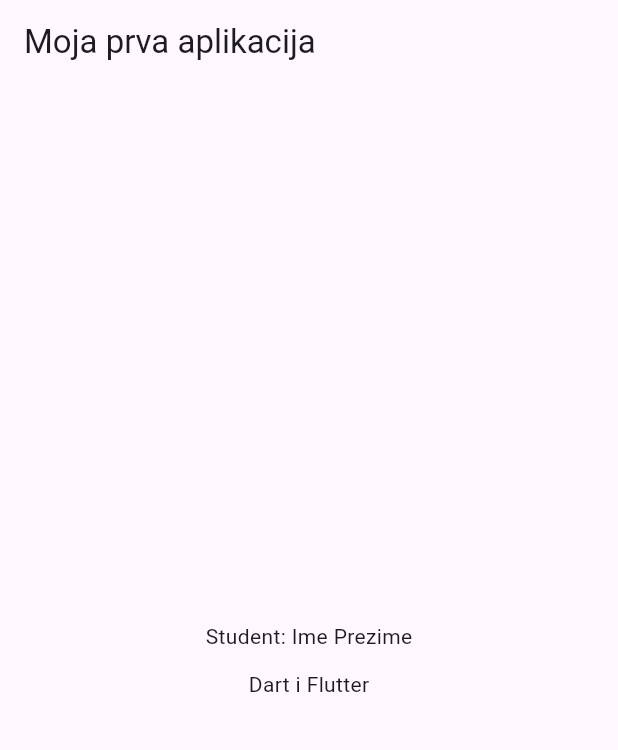
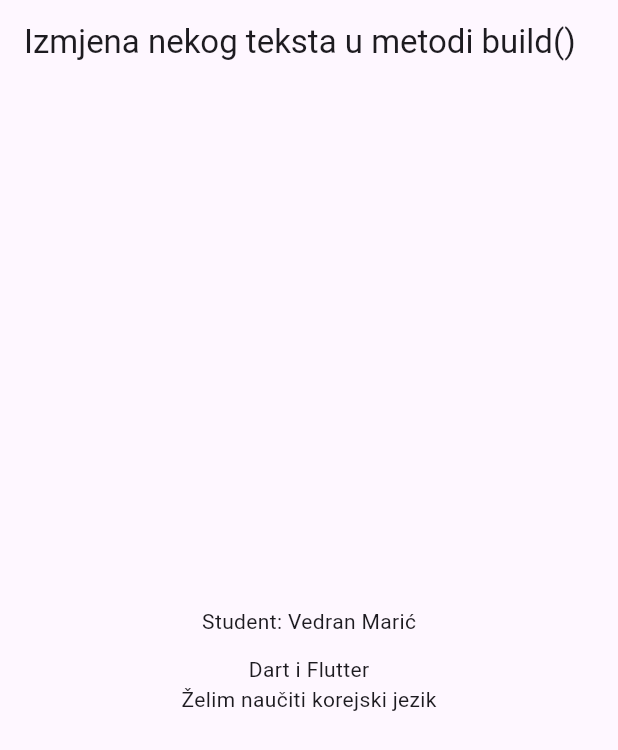
Before and after one commit to vedran-maric/prva_aplikacija, a Flutter app: the screen it shows after launch, on a phone screen of 412 x 824 dp. Shown: the top 750 px of the screen. Run offline on Flutter 3.47's test engine with Material 3 defaults, Android fonts, the phone set to English and light mode, and no system bars.

Commit message:
Osobni podaci i samostalne izmjene

```diff
--- a/lib/main.dart
+++ b/lib/main.dart
@@ -1,23 +1,26 @@
 import 'package:flutter/material.dart';
+
 void main() => runApp(const MyApp());
+
 class MyApp extends StatelessWidget {
   const MyApp({super.key});
   @override
   Widget build(BuildContext context) {
     return MaterialApp(
       debugShowCheckedModeBanner: false,
-    title: 'Prva aplikacija',
+      title: 'Neki drugi naslov aplikacije',
       home: Scaffold(
         appBar: AppBar(
-    title: const Text('Moja prva aplikacija'),
+          title: const Text('Izmjena nekog teksta u metodi build()'),
         ),
         body: const Center(
           child: Column(
             mainAxisSize: MainAxisSize.min,
             children: [
-    Text('Student: Ime Prezime'),
+              Text('Student: Vedran Marić'),
               SizedBox(height: 12),
               Text('Dart i Flutter'),
+              Text('Želim naučiti korejski jezik'),
             ],
           ),
         ),
```
Also changed, not shown: bin/provjera.dart (+2 -5 lines), 2 other files. Lines whose indentation alone changed are shown as unchanged.
